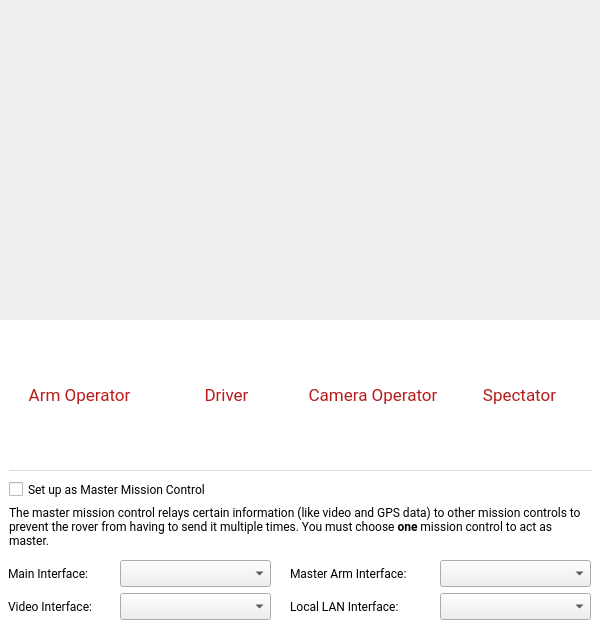
Above: MissionControl/setupdialog.ui from wuspy/soro before the change. Below: the same form after it.
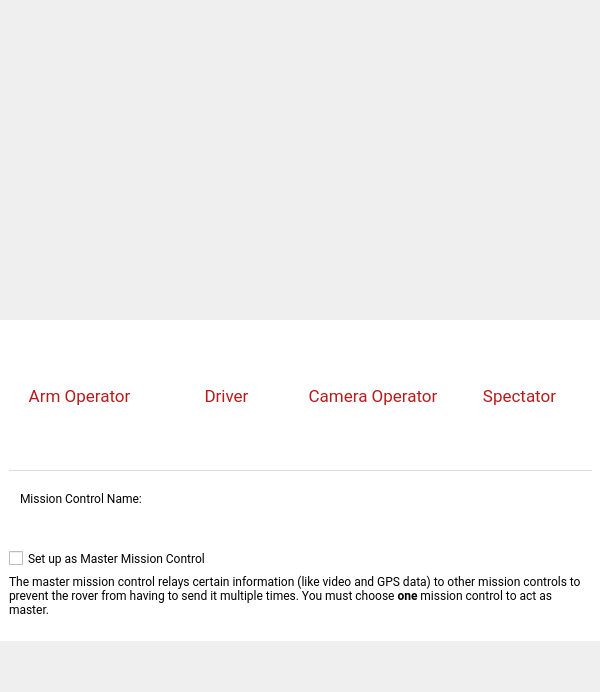
That is the form after the change. Icons and pictures are not drawn. Custom widgets are drawn as their Qt base class.

Diff of the .ui file:
```diff
--- a/MissionControl/setupdialog.ui
+++ b/MissionControl/setupdialog.ui
@@ -7,7 +7,7 @@
     <x>0</x>
     <y>0</y>
     <width>600</width>
-    <height>630</height>
+    <height>692</height>
    </rect>
   </property>
   <property name="sizePolicy">
@@ -19,13 +19,13 @@
   <property name="minimumSize">
    <size>
     <width>600</width>
-    <height>630</height>
+    <height>560</height>
    </size>
   </property>
   <property name="maximumSize">
    <size>
     <width>600</width>
-    <height>630</height>
+    <height>900</height>
    </size>
   </property>
   <property name="font">
@@ -56,7 +56,7 @@
       <x>9</x>
       <y>9</y>
       <width>581</width>
-      <height>134</height>
+      <height>136</height>
      </rect>
     </property>
     <layout class="QHBoxLayout" name="horizontalLayout">
@@ -140,7 +140,7 @@
     <property name="geometry">
      <rect>
       <x>9</x>
-      <y>158</y>
+      <y>227</y>
       <width>253</width>
       <height>23</height>
      </rect>
@@ -158,7 +158,7 @@
     <property name="geometry">
      <rect>
       <x>9</x>
-      <y>181</y>
+      <y>250</y>
       <width>583</width>
       <height>51</height>
      </rect>
@@ -170,119 +170,17 @@
      <bool>true</bool>
     </property>
    </widget>
-   <widget class="QLabel" name="label_3">
-    <property name="geometry">
-     <rect>
-      <x>8</x>
-      <y>273</y>
-      <width>111</width>
-      <height>27</height>
-     </rect>
-    </property>
-    <property name="font">
-     <font>
-      <family>Roboto</family>
-     </font>
-    </property>
-    <property name="text">
-     <string>Video Interface:</string>
-    </property>
-   </widget>
-   <widget class="QComboBox" name="videoHostComboBox">
-    <property name="geometry">
-     <rect>
-      <x>120</x>
-      <y>273</y>
-      <width>151</width>
-      <height>27</height>
-     </rect>
-    </property>
-   </widget>
-   <widget class="QComboBox" name="mainHostComboBox">
-    <property name="geometry">
-     <rect>
-      <x>120</x>
-      <y>240</y>
-      <width>151</width>
-      <height>27</height>
-     </rect>
-    </property>
-    <property name="styleSheet">
-     <string notr="true"/>
-    </property>
-   </widget>
    <widget class="QLabel" name="label_2">
     <property name="geometry">
      <rect>
-      <x>8</x>
-      <y>240</y>
-      <width>111</width>
-      <height>27</height>
+      <x>20</x>
+      <y>170</y>
+      <width>161</width>
+      <height>17</height>
      </rect>
     </property>
-    <property name="font">
-     <font>
-      <family>Roboto</family>
-     </font>
-    </property>
     <property name="text">
-     <string>Main Interface:</string>
-    </property>
-   </widget>
-   <widget class="QLabel" name="label_5">
-    <property name="geometry">
-     <rect>
-      <x>290</x>
-      <y>273</y>
-      <width>151</width>
-      <height>27</height>
-     </rect>
-    </property>
-    <property name="font">
-     <font>
-      <family>Roboto</family>
-     </font>
-    </property>
-    <property name="text">
-     <string>Local LAN Interface:</string>
-    </property>
-   </widget>
-   <widget class="QComboBox" name="masterArmHostComboBox">
-    <property name="geometry">
-     <rect>
-      <x>440</x>
-      <y>240</y>
-      <width>151</width>
-      <height>27</height>
-     </rect>
-    </property>
-   </widget>
-   <widget class="QComboBox" name="localLanHostComboBox">
-    <property name="geometry">
-     <rect>
-      <x>440</x>
-      <y>273</y>
-      <width>151</width>
-      <height>27</height>
-     </rect>
-    </property>
-   </widget>
-   <widget class="QLabel" name="label_4">
-    <property name="geometry">
-     <rect>
-      <x>290</x>
-      <y>240</y>
-      <width>151</width>
-      <height>27</height>
-     </rect>
-    </property>
-    <property name="font">
-     <font>
-      <family>Roboto</family>
-     </font>
-    </property>
-    <property name="text">
-     <string>Master Arm Interface:</string>
+     <string>Mission Control Name:</string>
     </property>
    </widget>
   </widget>
```
